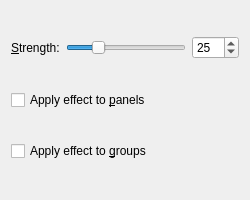
Qt form effects/diminactive_config.ui (KDE/kwin) before a commit.
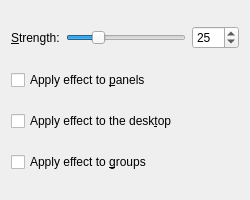
The same form after that commit.

Commit message: Added option to dim the desktop with the dim inactive effect. BUG: 152773

Patch:
```diff
--- a/effects/diminactive_config.ui
+++ b/effects/diminactive_config.ui
@@ -60,6 +60,13 @@
      </property>
     </widget>
    </item>
+   <item>
+    <widget class="QCheckBox" name="checkDesktop" >
+     <property name="text" >
+      <string>Apply effect to the desk&amp;top</string>
+     </property>
+    </widget>
+   </item>
    <item>
     <widget class="QCheckBox" name="checkGroup" >
      <property name="text" >
```
The commit also changes 3 other files.
